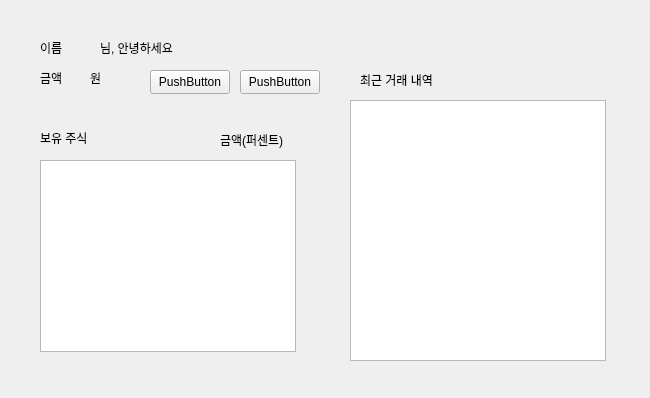
Above: project1/source/dashboard/dashboard.ui from taewooyun/hts before the change. Below: the same form after it.
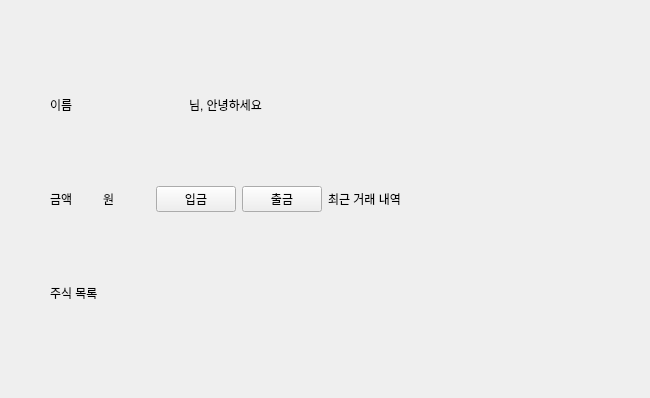
That is the form after the change.

```diff
--- a/project1/source/dashboard/dashboard.ui
+++ b/project1/source/dashboard/dashboard.ui
@@ -13,143 +13,92 @@
   <property name="windowTitle">
    <string>Form</string>
   </property>
-  <widget class="QLabel" name="label">
-   <property name="geometry">
-    <rect>
-     <x>40</x>
-     <y>40</y>
-     <width>48</width>
-     <height>16</height>
-    </rect>
+  <layout class="QHBoxLayout" name="horizontalLayout_3">
+   <property name="leftMargin">
+    <number>50</number>
    </property>
-   <property name="text">
-    <string>이름</string>
+   <property name="topMargin">
+    <number>30</number>
    </property>
-  </widget>
-  <widget class="QLabel" name="label_2">
-   <property name="geometry">
-    <rect>
-     <x>100</x>
-     <y>40</y>
-     <width>151</width>
-     <height>16</height>
-    </rect>
+   <property name="rightMargin">
+    <number>50</number>
    </property>
-   <property name="text">
-    <string>님, 안녕하세요</string>
+   <property name="bottomMargin">
+    <number>30</number>
    </property>
-  </widget>
-  <widget class="QLabel" name="label_3">
-   <property name="geometry">
-    <rect>
-     <x>40</x>
-     <y>70</y>
-     <width>48</width>
-     <height>16</height>
-    </rect>
-   </property>
-   <property name="text">
-    <string>금액</string>
-   </property>
-  </widget>
-  <widget class="QLabel" name="label_4">
-   <property name="geometry">
-    <rect>
-     <x>40</x>
-     <y>130</y>
-     <width>61</width>
-     <height>16</height>
-    </rect>
-   </property>
-   <property name="text">
-    <string>보유 주식</string>
-   </property>
-  </widget>
-  <widget class="QLabel" name="label_6">
-   <property name="geometry">
-    <rect>
-     <x>220</x>
-     <y>130</y>
-     <width>81</width>
-     <height>20</height>
-    </rect>
-   </property>
-   <property name="text">
-    <string>금액(퍼센트)</string>
-   </property>
-  </widget>
-  <widget class="QLabel" name="label_7">
-   <property name="geometry">
-    <rect>
-     <x>360</x>
-     <y>70</y>
-     <width>91</width>
-     <height>20</height>
-    </rect>
-   </property>
-   <property name="text">
-    <string>최근 거래 내역</string>
-   </property>
-  </widget>
-  <widget class="QListView" name="listView">
-   <property name="geometry">
-    <rect>
-     <x>40</x>
-     <y>160</y>
-     <width>256</width>
-     <height>192</height>
-    </rect>
-   </property>
-  </widget>
-  <widget class="QPushButton" name="pushButton">
-   <property name="geometry">
-    <rect>
-     <x>150</x>
-     <y>70</y>
-     <width>80</width>
-     <height>24</height>
-    </rect>
-   </property>
-   <property name="text">
-    <string>PushButton</string>
-   </property>
-  </widget>
-  <widget class="QPushButton" name="pushButton_2">
-   <property name="geometry">
-    <rect>
-     <x>240</x>
-     <y>70</y>
-     <width>80</width>
-     <height>24</height>
-    </rect>
-   </property>
-   <property name="text">
-    <string>PushButton</string>
-   </property>
-  </widget>
-  <widget class="QLabel" name="label_8">
-   <property name="geometry">
-    <rect>
-     <x>90</x>
-     <y>70</y>
-     <width>48</width>
-     <height>16</height>
-    </rect>
-   </property>
-   <property name="text">
-    <string>원</string>
-   </property>
-  </widget>
-  <widget class="QListView" name="listView_3">
-   <property name="geometry">
-    <rect>
-     <x>350</x>
-     <y>100</y>
-     <width>256</width>
-     <height>261</height>
-    </rect>
-   </property>
-  </widget>
+   <item>
+    <layout class="QVBoxLayout" name="layout_stock">
+     <item>
+      <layout class="QHBoxLayout" name="horizontalLayout">
+       <item>
+        <widget class="QLabel" name="lbl_name">
+         <property name="text">
+          <string>이름</string>
+         </property>
+        </widget>
+       </item>
+       <item>
+        <widget class="QLabel" name="label_2">
+         <property name="text">
+          <string>님, 안녕하세요</string>
+         </property>
+        </widget>
+       </item>
+      </layout>
+     </item>
+     <item>
+      <layout class="QHBoxLayout" name="horizontalLayout_2">
+       <item>
+        <widget class="QLabel" name="lbl_balance">
+         <property name="text">
+          <string>금액</string>
+         </property>
+        </widget>
+       </item>
+       <item>
+        <widget class="QLabel" name="label_8">
+         <property name="text">
+          <string>원</string>
+         </property>
+        </widget>
+       </item>
+       <item>
+        <widget class="QPushButton" name="btn_deposit">
+         <property name="text">
+          <string>입금</string>
+         </property>
+        </widget>
+       </item>
+       <item>
+        <widget class="QPushButton" name="btn_send">
+         <property name="text">
+          <string>출금</string>
+         </property>
+        </widget>
+       </item>
+      </layout>
+     </item>
+     <item>
+      <widget class="QLabel" name="label_4">
+       <property name="text">
+        <string>주식 목록</string>
+       </property>
+      </widget>
+     </item>
+    </layout>
+   </item>
+   <item>
+    <layout class="QVBoxLayout" name="layout_banking">
+     <item>
+      <widget class="QLabel" name="label_7">
+       <property name="text">
+        <string>최근 거래 내역</string>
+       </property>
+      </widget>
+     </item>
+    </layout>
+   </item>
+  </layout>
  </widget>
  <resources/>
  <connections/>
```
